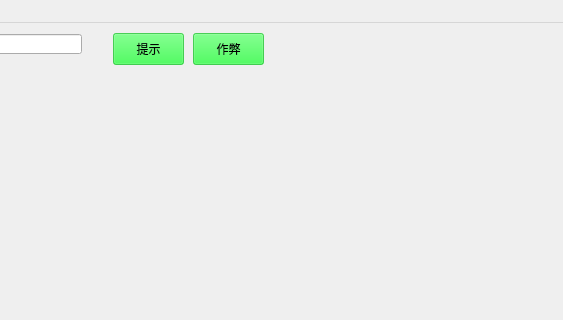
Before: the Qt Designer form main_game_window.ui in jiangzc/QtLianliankan, drawn with Qt 5; both pictures show x 537 to 1100 and y 0 to 320 of the 1100 by 650 pixel window.
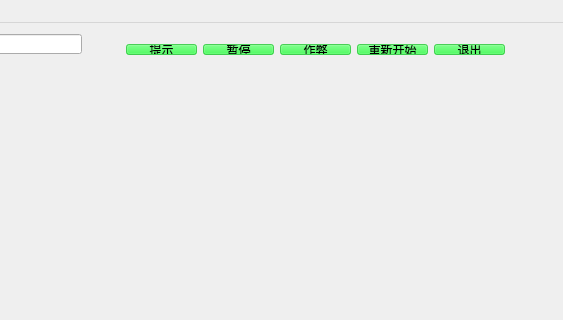
After: the same form once the commit is applied. Icons and pictures are not drawn.

The edit to the form file:
```diff
--- a/main_game_window.ui
+++ b/main_game_window.ui
@@ -44,14 +44,20 @@
      <string>时间：</string>
     </property>
    </widget>
+   <widget class="QWidget" name="">
+    <property name="geometry">
+     <rect>
+      <x>652</x>
+      <y>10</y>
+      <width>401</width>
+      <height>33</height>
+     </rect>
+    </property>
+    <layout class="QHBoxLayout" name="horizontalLayout">
+     <item>
    <widget class="QPushButton" name="hintBtn">
-    <property name="geometry">
-     <rect>
-      <x>650</x>
-      <y>10</y>
-      <width>71</width>
-      <height>32</height>
-     </rect>
+       <property name="cursor">
+        <cursorShape>PointingHandCursor</cursorShape>
     </property>
     <property name="styleSheet">
      <string notr="true">background-color: rgba(11, 255, 36, 161);</string>
@@ -60,14 +66,24 @@
      <string>提示</string>
     </property>
    </widget>
+     </item>
+     <item>
+      <widget class="QPushButton" name="pause_btn">
+       <property name="cursor">
+        <cursorShape>PointingHandCursor</cursorShape>
+       </property>
+       <property name="styleSheet">
+        <string notr="true">background-color: rgba(11, 255, 36, 161);</string>
+       </property>
+       <property name="text">
+        <string>暂停</string>
+       </property>
+      </widget>
+     </item>
+     <item>
    <widget class="QPushButton" name="robot_btn">
-    <property name="geometry">
-     <rect>
-      <x>730</x>
-      <y>10</y>
-      <width>71</width>
-      <height>32</height>
-     </rect>
+       <property name="cursor">
+        <cursorShape>PointingHandCursor</cursorShape>
     </property>
     <property name="styleSheet">
      <string notr="true">background-color: rgba(11, 255, 36, 161);</string>
@@ -76,6 +92,35 @@
      <string>作弊</string>
     </property>
    </widget>
+     </item>
+     <item>
+      <widget class="QPushButton" name="restart_btn">
+       <property name="cursor">
+        <cursorShape>PointingHandCursor</cursorShape>
+       </property>
+       <property name="styleSheet">
+        <string notr="true">background-color: rgba(11, 255, 36, 161);</string>
+       </property>
+       <property name="text">
+        <string>重新开始</string>
+       </property>
+      </widget>
+     </item>
+     <item>
+      <widget class="QPushButton" name="quit_btn">
+       <property name="cursor">
+        <cursorShape>PointingHandCursor</cursorShape>
+       </property>
+       <property name="styleSheet">
+        <string notr="true">background-color: rgba(11, 255, 36, 161);</string>
+       </property>
+       <property name="text">
+        <string>退出</string>
+       </property>
+      </widget>
+     </item>
+    </layout>
+   </widget>
   </widget>
   <widget class="QMenuBar" name="menuBar">
    <property name="geometry">
```
Left out of the diff: 19 changed lines with no effect on the pictures. Lines whose indentation alone changed are shown as unchanged.
